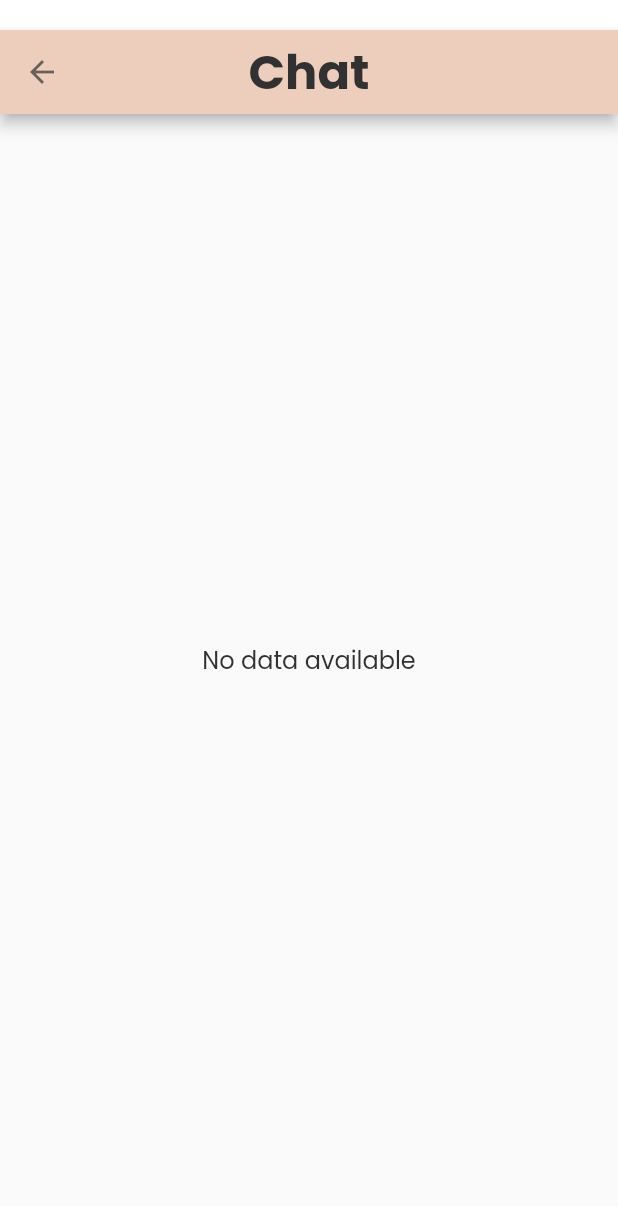
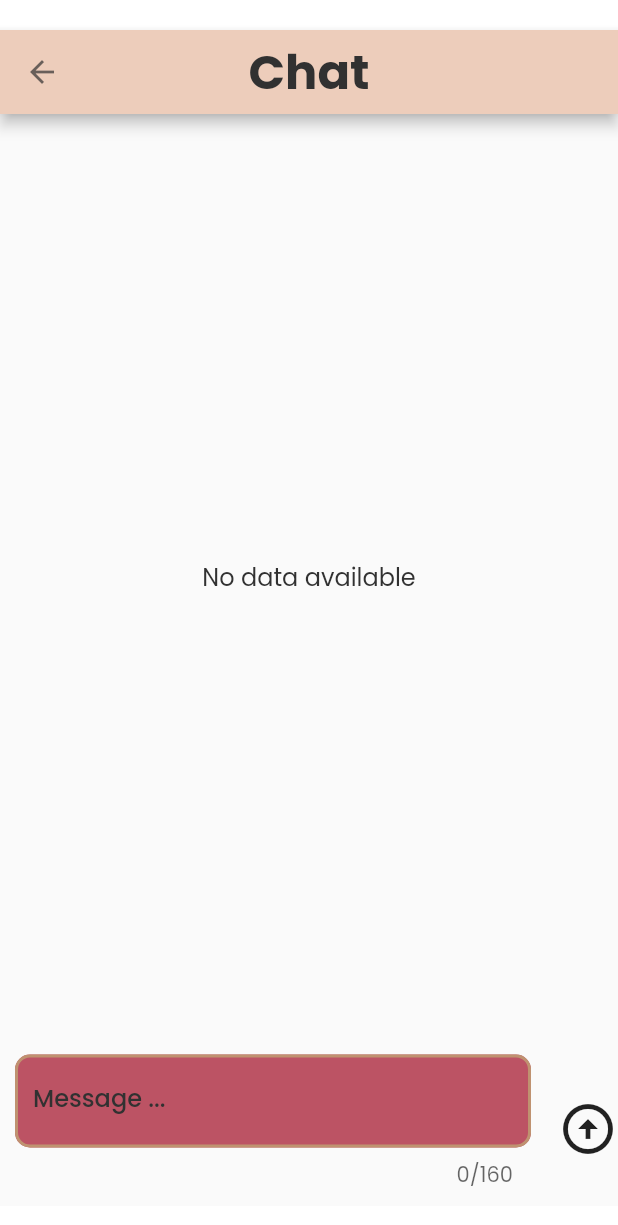
Before and after one commit to rpibusybees/RPIRizz, a Flutter app: the ChatPage screen opened directly with empty values, on a phone screen of 412 x 824 dp. Shown: the top 1225 px of the screen. Run offline on Flutter 3.47's test engine with Material 2 defaults, Android fonts, the light colour scheme and no system bars; our stand-ins replace carousel_slider, cloud_firestore, firebase_auth, firebase_core, firebase_storage, flutter_svg and 2 more; accounts and stored records are empty; generated files the repository leaves out were written again.

Commit message:
Added form where users can upload text
I added the form and it updates the db.  a little bit unstyled though

```diff
--- a/rizz/lib/browseChat/chatroom.dart
+++ b/rizz/lib/browseChat/chatroom.dart
@@ -20,11 +20,15 @@ class _ChatPageState extends State<ChatPage> {
   Stream<QuerySnapshot>? _chatStream;
   bool _loading = false;
   List<ChatData>? chats;
+  TextEditingController? _controller;
+  GlobalKey<FormState>? _formKey;
 
   @override
   void initState() {
     super.initState();
     user = FirebaseAuth.instance.currentUser;
+    _controller = TextEditingController();
+    _formKey = GlobalKey<FormState>();
     getUserData();
   }
 
@@ -56,6 +60,12 @@ class _ChatPageState extends State<ChatPage> {
   }
 
   @override
+  void dispose() {
+    _controller!.dispose();
+    super.dispose();
+  }
+
+  @override
   Widget build(BuildContext context) {
     if (_loading) {
       return const Center(
@@ -72,17 +82,17 @@ class _ChatPageState extends State<ChatPage> {
           ),
           iconTheme: IconThemeData(
               color: Theme.of(context).colorScheme.onPrimaryContainer),
-          // backgroundColor: Theme.of(context).colorScheme.primary,
-          // shadowColor: Theme.of(context).colorScheme.background,
-          // elevation: 0,
           centerTitle: true,
         ),
-        body: Padding(
+        body: Column(
+          children: [
+            Expanded(
+              child: Padding(
                 padding: Consts.lowPadding,
                 child: StreamBuilder<QuerySnapshot>(
                   stream: _chatStream,
-            builder:
-                (BuildContext context, AsyncSnapshot<QuerySnapshot> snapshot) {
+                  builder: (BuildContext context,
+                      AsyncSnapshot<QuerySnapshot> snapshot) {
                     if (snapshot.hasError) {
                       return Center(child: Text('Error: ${snapshot.error}'));
                     }
@@ -112,12 +122,14 @@ class _ChatPageState extends State<ChatPage> {
                         final chat = chats![index];
                         bool isUser = chat.sender == user!.uid ? true : false;
                         return Align(
-                    alignment:
-                        isUser ? Alignment.centerRight : Alignment.centerLeft,
+                          alignment: isUser
+                              ? Alignment.centerRight
+                              : Alignment.centerLeft,
                           child: IntrinsicWidth(
                             child: Container(
                               constraints: BoxConstraints(
-                            maxWidth: MediaQuery.sizeOf(context).width * 0.7),
+                                  maxWidth:
+                                      MediaQuery.sizeOf(context).width * 0.7),
                               child: ChatListTile(
                                 msg: chat.message!,
                                 time: chat.formatChatTimestamp(),
@@ -130,6 +142,45 @@ class _ChatPageState extends State<ChatPage> {
                     );
                   },
                 ),
+              ),
+            ),
+            Row(
+              children: [
+                Expanded(
+                  child: SendMessage(
+                    controller: _controller,
+                    formKey: _formKey,
+                  ),
+                ),
+                IconButton(
+                  icon: const Icon(
+                    Icons.arrow_circle_up_outlined,
+                    size: 40,
+                  ),
+                  onPressed: () async {
+                    if (_formKey!.currentState!.validate()) {
+                      final chat = ChatData(
+                        matchID: widget.match.matchID,
+                        message: _controller!.text,
+                        timestamp: Timestamp.now(),
+                        sender: user!.uid,
+                      );
+                      await db.collection('chats').add(chat.toFirestore());
+
+                      await db
+                          .collection('matches')
+                          .doc(widget.match.matchID)
+                          .update({
+                        'newestMessage': _controller!.text,
+                        'timestamp': Timestamp.now(),
+                      });
+                      _controller!.clear();
+                    }
+                  },
+                ),
+              ],
+            ),
+          ],
         ),
       ),
     );
@@ -183,27 +234,28 @@ class _ChatListTileState extends State<ChatListTile> {
   }
 }
 
-class SendMessage extends StatefulWidget {
+class SendMessage extends StatelessWidget {
   final TextEditingController? controller;
+  final GlobalKey<FormState>? formKey;
 
   const SendMessage({
     Key? key,
     required this.controller,
+    required this.formKey,
   }) : super(key: key);
 
   @override
-  State<StatefulWidget> createState() => _SendMessageState();
-}
-
-class _SendMessageState extends State<SendMessage> {
-  @override
   Widget build(BuildContext context) {
-    return Padding(
+    return Form(
+      key: formKey,
+      child: Padding(
         padding: const EdgeInsets.all(10.0),
         child: TextFormField(
+          maxLength: 160,
+          maxLines: null,
           autocorrect: false,
           autofocus: false,
-        controller: widget.controller,
+          controller: controller,
           decoration: InputDecoration(
             border: const OutlineInputBorder(
               borderRadius: BorderRadius.all(Radius.circular(10)),
@@ -221,10 +273,6 @@ class _SendMessageState extends State<SendMessage> {
                   color: Theme.of(context).colorScheme.error, width: 2),
             ),
             labelText: 'Message ...',
-          suffixIcon: IconButton(
-            icon: const Icon(Icons.arrow_circle_up_outlined),
-            onPressed: () {},
-          ),
             filled: true,
             fillColor: Theme.of(context).colorScheme.secondary,
             labelStyle: Theme.of(context).textTheme.labelMedium,
@@ -233,12 +281,13 @@ class _SendMessageState extends State<SendMessage> {
           textCapitalization: TextCapitalization.sentences,
           textInputAction: TextInputAction.done,
           validator: (value) {
-          if (value!.isEmpty) {
+            if (value == null || value.isEmpty) {
               return 'Please enter a message';
             }
             return null;
           },
         ),
+      ),
     );
   }
 }
```
Lines whose indentation alone changed are shown as unchanged.
